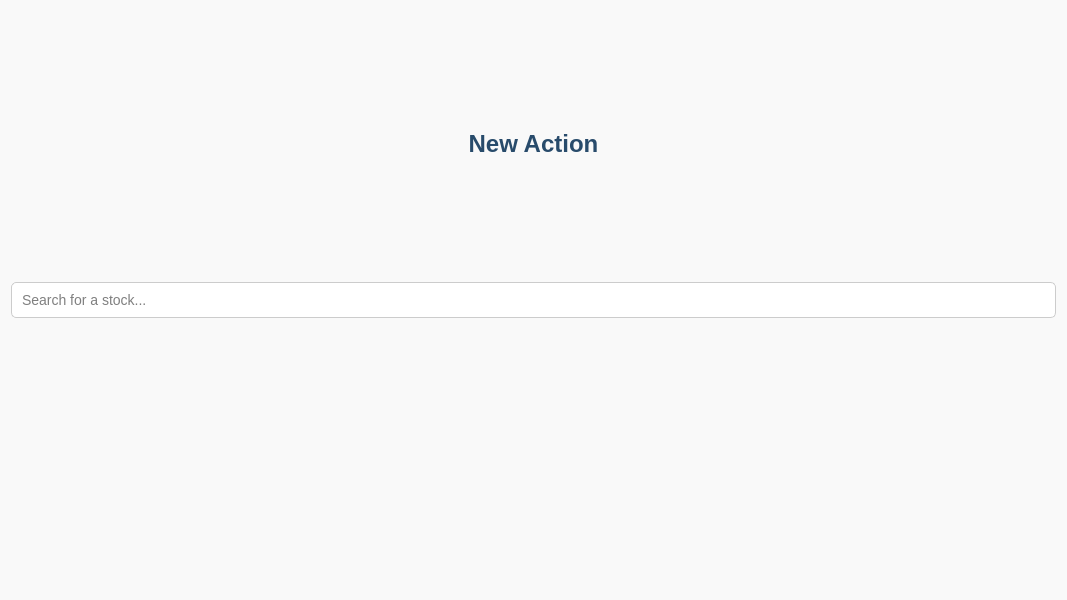
First picture: the form in view/ui/new_action.ui, repository MYI26/My_Portfolio_Manager, before the edit.
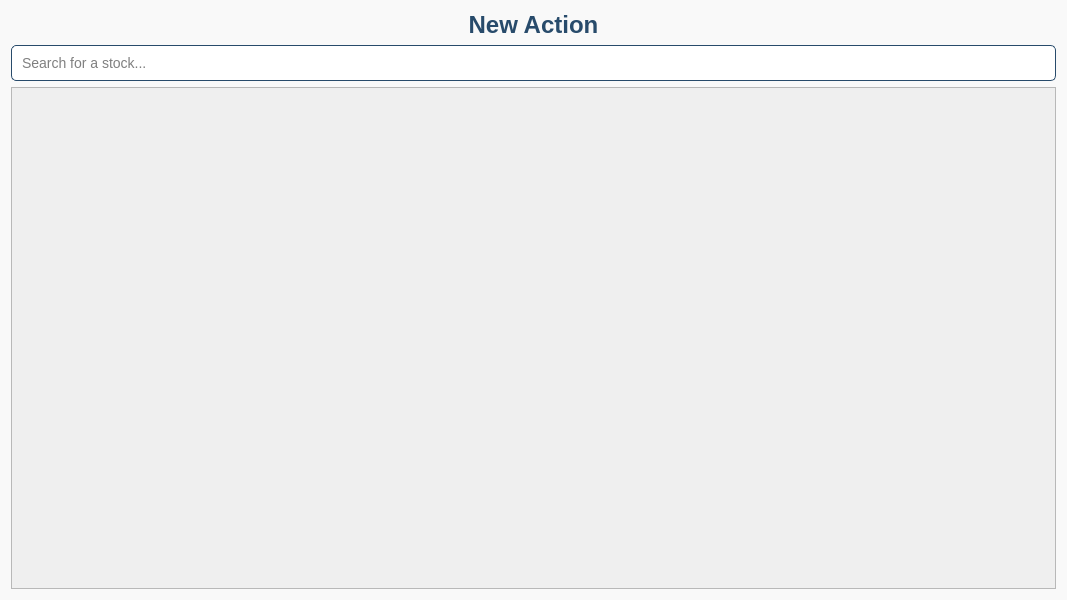
Second picture: the form after the edit.

```diff
--- a/view/ui/new_action.ui
+++ b/view/ui/new_action.ui
@@ -32,18 +32,43 @@
    </item>
    <item>
     <widget class="QLineEdit" name="lineEditSearch">
+     <property name="styleSheet">
+      <string notr="true">border: 1px solid rgb(40, 75, 107); border-radius: 5px; padding: 8px; font-size: 14px;</string>
+     </property>
      <property name="placeholderText">
       <string>Search for a stock...</string>
      </property>
-     <property name="styleSheet">
-      <string notr="true">border: 1px solid #ccc; border-radius: 5px; padding: 8px; font-size: 14px;</string>
-     </property>
     </widget>
    </item>
    <item>
-    <widget class="QWidget" name="gridContainer">
-     <layout class="QGridLayout" name="gridLayout">
-     </layout>
+    <widget class="QScrollArea" name="scrollArea">
+     <property name="widgetResizable">
+      <bool>true</bool>
+     </property>
+     <widget class="QWidget" name="scrollAreaWidgetContents">
+      <property name="geometry">
+       <rect>
+        <x>0</x>
+        <y>0</y>
+        <width>1047</width>
+        <height>497</height>
+       </rect>
+      </property>
+      <layout class="QGridLayout" name="gridLayout">
+       <property name="leftMargin">
+        <number>20</number>
+       </property>
+       <property name="topMargin">
+        <number>20</number>
+       </property>
+       <property name="rightMargin">
+        <number>20</number>
+       </property>
+       <property name="bottomMargin">
+        <number>20</number>
+       </property>
+      </layout>
+     </widget>
     </widget>
    </item>
   </layout>
```
Left out of the diff: 6 changed lines with no effect on the pictures.
